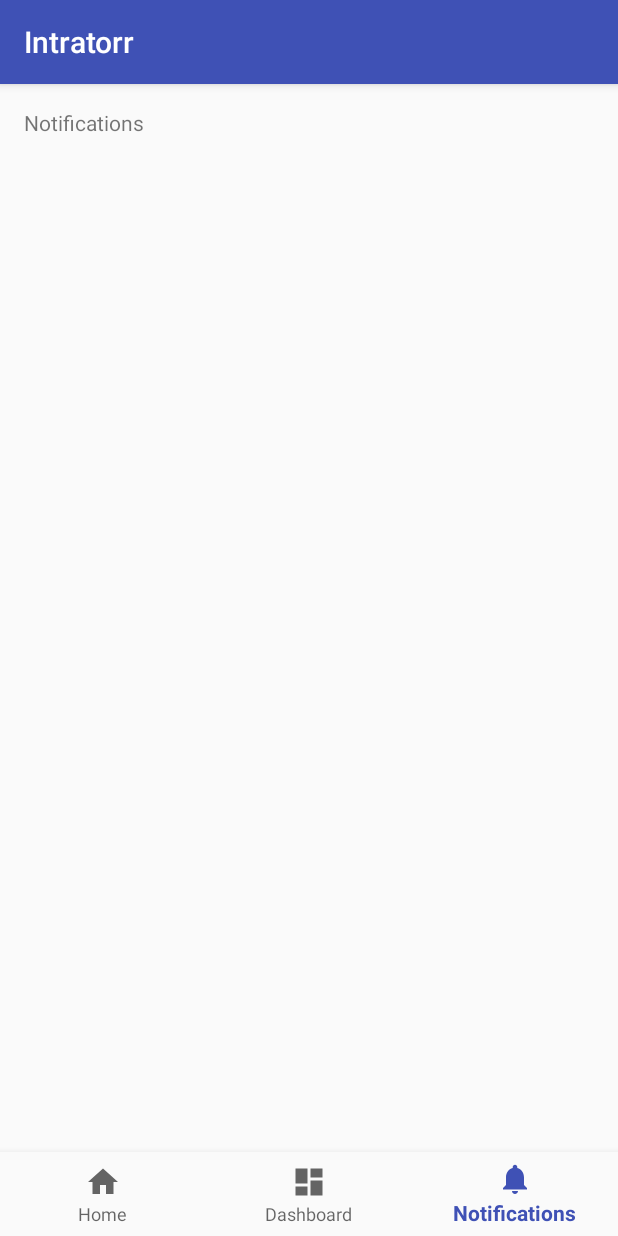
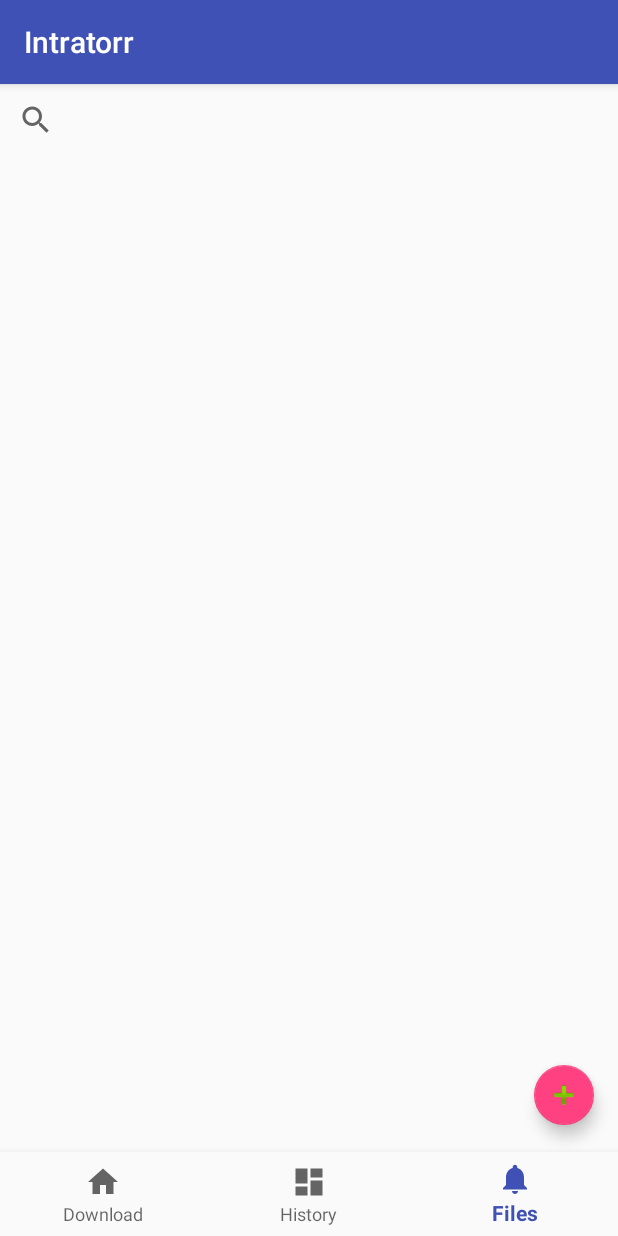
Before and after one commit to SohailChamadia/Intratorr, an Android app: the screen it shows after launch (MainActivity), item 3 of the bottom bar chosen, on a phone screen of 412 x 824 dp. Run offline under Robolectric (Android 15) with nearby library versions, the phone set to English and light mode, and no system bars; libraries missing offline, so code that uses them is left out: yogesh.firzen.filelister; 3 statements that could not run were skipped.

Commit message:
FileChooser Dialog Interface Successful

```diff
--- a/app/build.gradle
+++ b/app/build.gradle
@@ -28,5 +28,10 @@ dependencies {
     compile 'com.android.support:appcompat-v7:26.+'
     compile 'com.android.support:design:26.+'
     compile 'com.android.support:support-vector-drawable:26.+'
+    compile 'com.android.support.constraint:constraint-layout:1.0.2'
+    compile 'com.android.support:support-v4:26.+'
+    implementation 'com.android.support:recyclerview-v7:26.0.0'
+    implementation 'yogesh.firzen:MukkiyaSevaigal:1.0.6'
     testCompile 'junit:junit:4.12'
+    implementation 'yogesh.firzen:FilesLister:1.0.1.g'
 }
--- a/app/src/main/AndroidManifest.xml
+++ b/app/src/main/AndroidManifest.xml
@@ -19,5 +19,6 @@
             </intent-filter>
         </activity>
     </application>
-
+    <uses-permission android:name="android.permission.WRITE_EXTERNAL_STORAGE"/>
+    <uses-permission android:name="android.permission.READ_EXTERNAL_STORAGE"/>
 </manifest>
--- /dev/null
+++ b/app/src/main/java/com/example/sohail/intratorr/Files.java
@@ -0,0 +1,119 @@
+package com.example.sohail.intratorr;
+
+import android.content.Context;
+import android.net.Uri;
+import android.os.Bundle;
+import android.support.design.widget.FloatingActionButton;
+import android.support.v4.app.Fragment;
+import android.view.LayoutInflater;
+import android.view.View;
+import android.view.ViewGroup;
+
+import java.io.File;
+
+import yogesh.firzen.filelister.FileListerDialog;
+import yogesh.firzen.filelister.OnFileSelectedListener;
+
+
+/**
+ * A simple {@link Fragment} subclass.
+ * Activities that contain this fragment must implement the
+ * {@link Files.OnFragmentInteractionListener} interface
+ * to handle interaction events.
+ * Use the {@link Files#newInstance} factory method to
+ * create an instance of this fragment.
+ */
+public class Files extends Fragment {
+    // TODO: Rename parameter arguments, choose names that match
+    // the fragment initialization parameters, e.g. ARG_ITEM_NUMBER
+    private static final String ARG_PARAM1 = "param1";
+    private static final String ARG_PARAM2 = "param2";
+
+    // TODO: Rename and change types of parameters
+    private String mParam1;
+    private String mParam2;
+
+    private OnFragmentInteractionListener mListener;
+
+    public Files() {
+        // Required empty public constructor
+    }
+
+    /**
+     * Use this factory method to create a new instance of
+     * this fragment using the provided parameters.
+     *
+     * @param param1 Parameter 1.
+     * @param param2 Parameter 2.
+     * @return A new instance of fragment Files.
+     */
+    // TODO: Rename and change types and number of parameters
+    public static Files newInstance(String param1, String param2) {
+        Files fragment = new Files();
+        Bundle args = new Bundle();
+        args.putString(ARG_PARAM1, param1);
+        args.putString(ARG_PARAM2, param2);
+        fragment.setArguments(args);
+        return fragment;
+    }
+
+    @Override
+    public void onCreate(Bundle savedInstanceState) {
+        super.onCreate(savedInstanceState);
+        if (getArguments() != null) {
+            mParam1 = getArguments().getString(ARG_PARAM1);
+            mParam2 = getArguments().getString(ARG_PARAM2);
+        }
+    }
+
+    @Override
+    public View onCreateView(LayoutInflater inflater, ViewGroup container,
+                             Bundle savedInstanceState) {
+        View view = inflater.inflate(R.layout.fragment_files,container,false);
+        FloatingActionButton add_files = view.findViewById(R.id.add_files);
+        final FileListerDialog fileListerDialog = FileListerDialog.createFileListerDialog(this.getContext());
+        fileListerDialog.setFileFilter(FileListerDialog.FILE_FILTER.ALL_FILES);
+        fileListerDialog.setOnFileSelectedListener(new OnFileSelectedListener() {
+            @Override
+            public void onFileSelected(File file, String path) {
+                //your code here
+            }
+        });
+        add_files.setOnClickListener(new View.OnClickListener() {
+            @Override
+            public void onClick(View view) {
+                fileListerDialog.show();
+            }
+        });
+        return view;
+    }
+
+    // TODO: Rename method, update argument and hook method into UI event
+    public void onButtonPressed(Uri uri) {
+        if (mListener != null) {
+            mListener.onFragmentInteraction(uri);
+        }
+    }
+
+
+    @Override
+    public void onDetach() {
+        super.onDetach();
+        mListener = null;
+    }
+
+    /**
+     * This interface must be implemented by activities that contain this
+     * fragment to allow an interaction in this fragment to be communicated
+     * to the activity and potentially other fragments contained in that
+     * activity.
+     * <p>
+     * See the Android Training lesson <a href=
+     * "http://developer.android.com/training/basics/fragments/communicating.html"
+     * >Communicating with Other Fragments</a> for more information.
+     */
+    public interface OnFragmentInteractionListener {
+        // TODO: Update argument type and name
+        void onFragmentInteraction(Uri uri);
+    }
+}
--- a/app/src/main/java/com/example/sohail/intratorr/MainActivity.java
+++ b/app/src/main/java/com/example/sohail/intratorr/MainActivity.java
@@ -1,30 +1,54 @@
 package com.example.sohail.intratorr;
 
+import android.Manifest;
+import android.content.Intent;
+import android.content.pm.PackageManager;
+import android.net.Uri;
+import android.os.Build;
 import android.os.Bundle;
 import android.support.annotation.NonNull;
 import android.support.design.widget.BottomNavigationView;
+import android.support.transition.Transition;
+import android.support.v4.app.ActivityCompat;
+import android.support.v4.app.Fragment;
+import android.support.v4.app.FragmentTransaction;
+import android.support.v4.content.ContextCompat;
 import android.support.v7.app.AppCompatActivity;
 import android.view.MenuItem;
+import android.widget.FrameLayout;
 import android.widget.TextView;
+import android.widget.Toast;
+
+import java.util.zip.Inflater;
 
 public class MainActivity extends AppCompatActivity {
 
-    private TextView mTextMessage;
+    private static final int REQUEST_WRITE_PERMISSION = 786;
+
+    private Boolean kill = false;
+    private void changeFragment(Fragment fm){
+        android.support.v4.app.FragmentTransaction ft = getSupportFragmentManager().beginTransaction();
+        ft.replace(R.id.content, fm);
+        ft.setTransition(FragmentTransaction.TRANSIT_FRAGMENT_FADE);
+        ft.addToBackStack(null);
+        ft.commit();
+    }
 
     private BottomNavigationView.OnNavigationItemSelectedListener mOnNavigationItemSelectedListener
             = new BottomNavigationView.OnNavigationItemSelectedListener() {
 
         @Override
         public boolean onNavigationItemSelected(@NonNull MenuItem item) {
+            kill = false;
             switch (item.getItemId()) {
-                case R.id.navigation_home:
-                    mTextMessage.setText(R.string.title_home);
+                case R.id.navigation_download:
+                    changeFragment(new Download());
                     return true;
-                case R.id.navigation_dashboard:
-                    mTextMessage.setText(R.string.title_dashboard);
+                case R.id.navigation_history:
+                    changeFragment(new History());
                     return true;
-                case R.id.navigation_notifications:
-                    mTextMessage.setText(R.string.title_notifications);
+                case R.id.navigation_files:
+                    changeFragment(new Files());
                     return true;
             }
             return false;
@@ -33,13 +57,38 @@ public class MainActivity extends AppCompatActivity {
     };
 
     @Override
+    public void onBackPressed() {
+        if(kill) {
+            finish();
+        }
+        else{
+            Toast.makeText(this,"Press again to exit",Toast.LENGTH_SHORT).show();
+            kill = true;
+        }
+        super.onBackPressed();
+    }
+
+    @Override
+    public void onRequestPermissionsResult(int requestCode, String[] permissions, int[] grantResults) {
+        if (requestCode == REQUEST_WRITE_PERMISSION && grantResults[0] == PackageManager.PERMISSION_GRANTED) {
+            changeFragment(new History());
+        }
+        else{
+            finish();
+        }
+    }
+
+    private void requestPermission() {
+        if (Build.VERSION.SDK_INT >= Build.VERSION_CODES.M) {
+            requestPermissions(new String[]{android.Manifest.permission.WRITE_EXTERNAL_STORAGE}, REQUEST_WRITE_PERMISSION);
+        }
+    }
+    @Override
     protected void onCreate(Bundle savedInstanceState) {
         super.onCreate(savedInstanceState);
         setContentView(R.layout.activity_main);
-
-        mTextMessage = (TextView) findViewById(R.id.message);
         BottomNavigationView navigation = (BottomNavigationView) findViewById(R.id.navigation);
         navigation.setOnNavigationItemSelectedListener(mOnNavigationItemSelectedListener);
+        requestPermission();
     }
-
 }
--- a/app/src/main/res/layout/activity_main.xml
+++ b/app/src/main/res/layout/activity_main.xml
@@ -8,23 +8,13 @@
     android:orientation="vertical"
     tools:context="com.example.sohail.intratorr.MainActivity">
 
-    <FrameLayout
+    <RelativeLayout
         android:id="@+id/content"
         android:layout_width="match_parent"
         android:layout_height="0dp"
         android:layout_weight="1">
 
-        <TextView
-            android:id="@+id/message"
-            android:layout_width="match_parent"
-            android:layout_height="wrap_content"
-            android:layout_marginBottom="@dimen/activity_vertical_margin"
-            android:layout_marginLeft="@dimen/activity_horizontal_margin"
-            android:layout_marginRight="@dimen/activity_horizontal_margin"
-            android:layout_marginTop="@dimen/activity_vertical_margin"
-            android:text="@string/title_home" />
-
-    </FrameLayout>
+    </RelativeLayout>
 
     <android.support.design.widget.BottomNavigationView
         android:id="@+id/navigation"
--- /dev/null
+++ b/app/src/main/res/layout/fragment_files.xml
@@ -0,0 +1,36 @@
+<RelativeLayout xmlns:android="http://schemas.android.com/apk/res/android"
+    xmlns:app="http://schemas.android.com/apk/res-auto"
+    xmlns:tools="http://schemas.android.com/tools"
+    android:layout_width="match_parent"
+    android:layout_height="match_parent"
+    tools:context="com.example.sohail.intratorr.Files">
+
+    <!-- TODO: Update blank fragment layout -->
+
+    <android.support.design.widget.FloatingActionButton
+        android:id="@+id/add_files"
+        android:layout_width="wrap_content"
+        android:layout_height="wrap_content"
+        android:layout_alignParentBottom="true"
+        android:layout_alignParentEnd="true"
+        android:layout_marginBottom="18dp"
+        android:layout_marginEnd="16dp"
+        android:clickable="true"
+        android:focusable="true"
+        app:fabSize="mini"
+        app:srcCompat="@android:drawable/ic_input_add" />
+
+    <SearchView
+        android:id="@+id/searchFiles"
+        android:layout_width="match_parent"
+        android:layout_height="wrap_content"
+        android:layout_alignParentStart="true"
+        android:layout_alignParentTop="true" />
+
+    <ExpandableListView
+        android:id="@+id/filesList"
+        android:layout_width="match_parent"
+        android:layout_height="match_parent"
+        android:layout_alignParentStart="true"
+        android:layout_below="@+id/searchFiles" />
+</RelativeLayout>
--- a/app/src/main/res/menu/navigation.xml
+++ b/app/src/main/res/menu/navigation.xml
@@ -2,18 +2,18 @@
 <menu xmlns:android="http://schemas.android.com/apk/res/android">
 
     <item
-        android:id="@+id/navigation_home"
+        android:id="@+id/navigation_download"
         android:icon="@drawable/ic_home_black_24dp"
-        android:title="@string/title_home" />
+        android:title="@string/title_download" />
 
     <item
-        android:id="@+id/navigation_dashboard"
+        android:id="@+id/navigation_history"
         android:icon="@drawable/ic_dashboard_black_24dp"
-        android:title="@string/title_dashboard" />
+        android:title="@string/title_history" />
 
     <item
-        android:id="@+id/navigation_notifications"
+        android:id="@+id/navigation_files"
         android:icon="@drawable/ic_notifications_black_24dp"
-        android:title="@string/title_notifications" />
+        android:title="@string/title_files" />
 
 </menu>
--- a/app/src/main/res/values/strings.xml
+++ b/app/src/main/res/values/strings.xml
@@ -1,6 +1,9 @@
 <resources>
     <string name="app_name">Intratorr</string>
-    <string name="title_home">Home</string>
-    <string name="title_dashboard">Dashboard</string>
-    <string name="title_notifications">Notifications</string>
+    <string name="title_download">Download</string>
+    <string name="title_history">History</string>
+    <string name="title_files">Files</string>
+
+    <!-- TODO: Remove or change this placeholder text -->
+    <string name="hello_blank_fragment">Hello blank fragment</string>
 </resources>
--- a/build.gradle
+++ b/build.gradle
@@ -3,9 +3,11 @@
 buildscript {
     repositories {
         jcenter()
+        maven {url "https://dl.bintray.com/firzenyogesh/maven"}
+        google()
     }
     dependencies {
-        classpath 'com.android.tools.build:gradle:2.3.3'
+        classpath 'com.android.tools.build:gradle:3.0.0-beta6'
 
         // NOTE: Do not place your application dependencies here; they belong
         // in the individual module build.gradle files
@@ -15,6 +17,8 @@ buildscript {
 allprojects {
     repositories {
         jcenter()
+
+        google()
     }
 }
 
```
Also changed, not shown: app/src/main/java/com/example/sohail/intratorr/Download.java (added, +97 -0 lines), app/src/main/java/com/example/sohail/intratorr/History.java (added, +98 -0 lines), app/src/main/res/layout/fragment_download.xml (added, +13 -0 lines), app/src/main/res/layout/fragment_history.xml (added, +13 -0 lines), gradle.properties (+16 -9 lines), gradle/wrapper/gradle-wrapper.properties.
